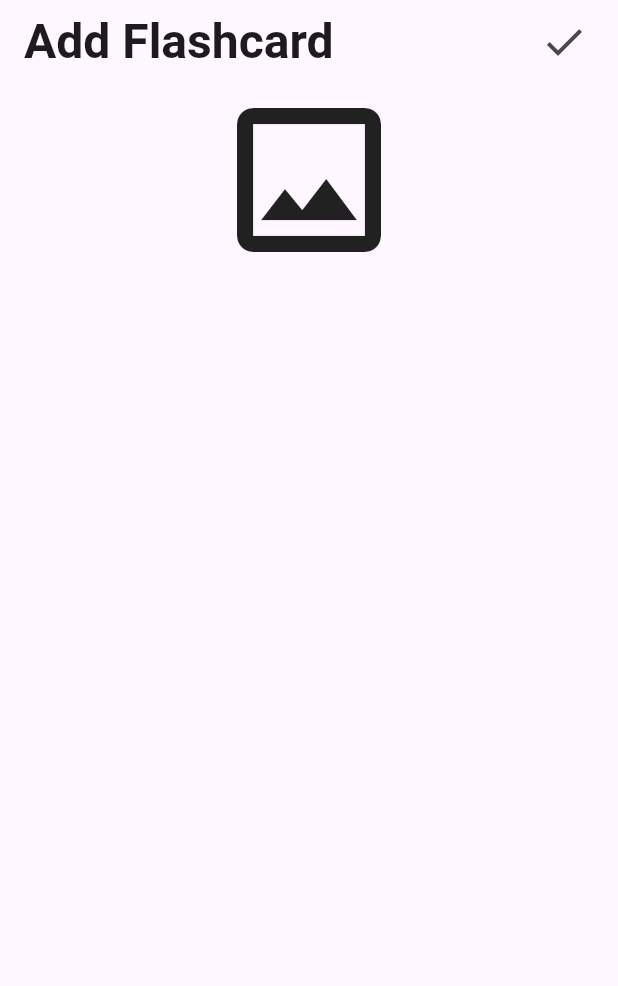
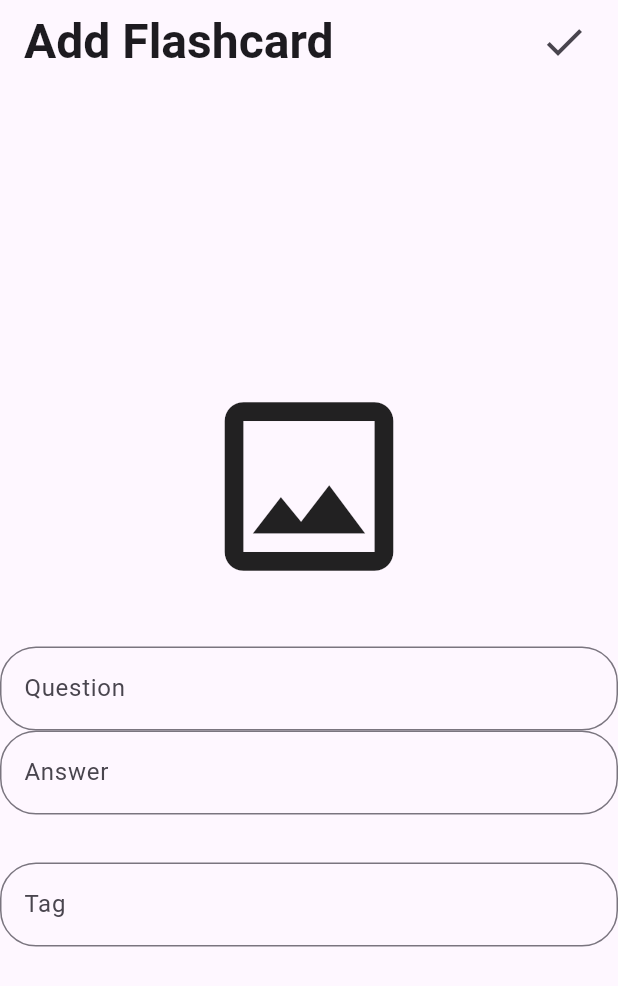
Before and after one commit to Nuel-Agyei/learnify, a Flutter app: the screen it shows after launch, after a tap on the "image" icon, on a phone screen of 412 x 824 dp. Shown: the top 986 px of the screen. Run offline on Flutter 3.47's test engine with Material 3 defaults, Android fonts, the phone set to English and light mode, and no system bars; our stand-ins replace drift, flutter_carousel_widget, image_picker; accounts and stored records are empty.

```diff
--- a/lib/db/flashcard.dart
+++ b/lib/db/flashcard.dart
@@ -6,6 +6,6 @@ class Flashcard extends Table {
   TextColumn get question => text()();
   TextColumn get answer => text()();
   TextColumn get image => text().nullable()();
-  TextColumn get audio => text().nullable()();
+  // TextColumn get audio => text().nullable()();
   TextColumn get tag => text()();
 }
--- a/lib/pages/add_flashcard.dart
+++ b/lib/pages/add_flashcard.dart
@@ -12,11 +12,14 @@ class AddFlashcard extends StatefulWidget {
 }
 
 class _AddFlashcardState extends State<AddFlashcard> {
+  final TextEditingController question = TextEditingController();
+  final TextEditingController answer = TextEditingController();
+  final TextEditingController tag = TextEditingController();
   File? image;
   final ImagePicker picker = ImagePicker();
 
   Future<void> pickImage() async {
-    final pickedFile = await picker.pickImage(source: ImageSource.camera);
+    final pickedFile = await picker.pickImage(source: ImageSource.gallery);
     if (pickedFile != null) {
       setState(() {
         image = File(pickedFile.path);
@@ -42,16 +45,55 @@ class _AddFlashcardState extends State<AddFlashcard> {
         ],
       ),
       body: Center(
+        child: SingleChildScrollView(
           child: Column(
             mainAxisSize: MainAxisSize.max,
             crossAxisAlignment: CrossAxisAlignment.end,
             children: [
               GestureDetector(
                 onTap: pickImage,
-              child: image != null ? Image.file(image!,
-              fit: BoxFit.cover,) : const Icon(Icons.image_outlined, size: 128,),
+                child: Center(
+                  child: Container(
+                    width: 150,
+                    height: 150,
+                    child: image != null ? Image.file(image!, fit: BoxFit.cover,) : const Icon(Icons.image_outlined, size: 150,),
+                  ),
+                ),
+              ),
+              const SizedBox(height: 32,),
+
+              //Question
+              TextField(
+                controller: question,
+                decoration:const InputDecoration(
+                  focusColor: Colors.brown,
+                  border: OutlineInputBorder(borderRadius: BorderRadius.all(Radius.circular(24))),
+                  labelText: 'Question',
+                ),
+              ),
+
+              //Answer
+              TextField(
+                controller: answer,
+                decoration:const InputDecoration(
+                  focusColor: Colors.brown,
+                  border: OutlineInputBorder(borderRadius: BorderRadius.all(Radius.circular(24))),
+                  labelText: 'Answer',
+                ),
+              ),
+              const SizedBox(height: 32,),
+
+              //Tag
+              TextField(
+                controller: tag,
+                decoration:const InputDecoration(
+                  focusColor: Colors.brown,
+                  border: OutlineInputBorder(borderRadius: BorderRadius.all(Radius.circular(24))),
+                  labelText: 'Tag',
+                ),
               ),
             ],
+          ),
         ),
       ),
     );
--- a/pubspec.yaml
+++ b/pubspec.yaml
@@ -44,6 +44,7 @@ dependencies:
   readmore: ^3.0.0
   drift: ^2.20.3
   image_picker: ^1.1.2
+  another_audio_recorder: ^1.2.1
 
 dev_dependencies:
   flutter_test:
```
Also changed, not shown: pubspec.lock. Lines whose indentation alone changed are shown as unchanged.
